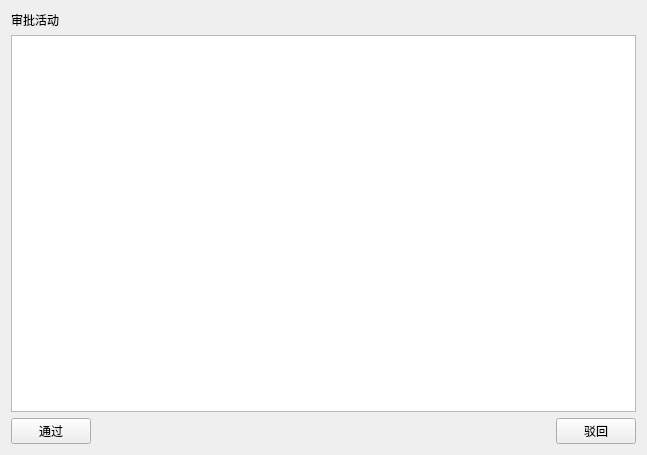
Before: the Qt Designer form CourseDesign/approvaldialog.ui in boom-super/Course-Design, drawn with Qt 5.
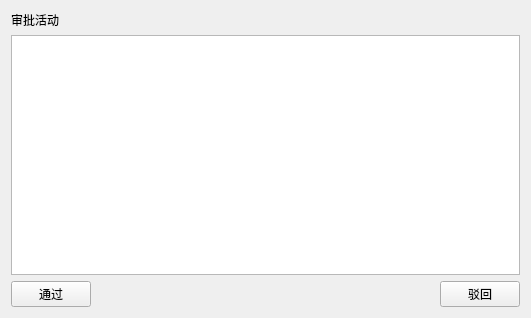
After: the same form once the commit is applied.

```diff
--- a/CourseDesign/approvaldialog.ui
+++ b/CourseDesign/approvaldialog.ui
@@ -6,8 +6,8 @@
    <rect>
     <x>0</x>
     <y>0</y>
-    <width>647</width>
-    <height>455</height>
+    <width>531</width>
+    <height>318</height>
    </rect>
   </property>
   <property name="windowTitle">
```
